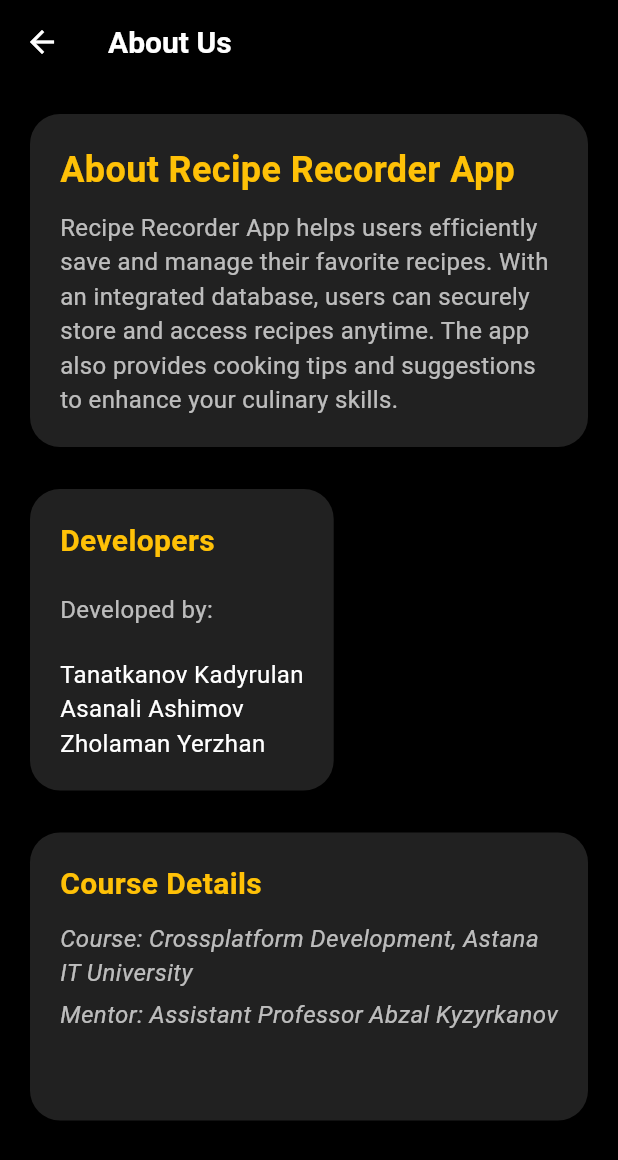
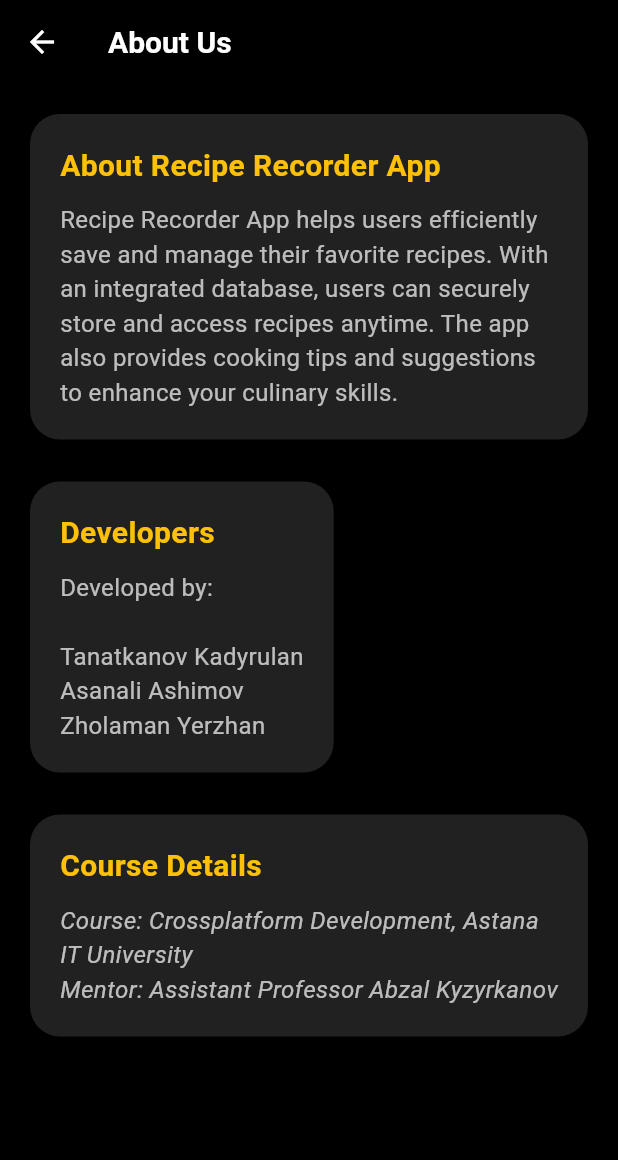
Before and after one commit to ElectroJK/recipe_recorder_app, a Flutter app: the AboutPage screen opened directly, on a phone screen of 412 x 824 dp. Shown: the top 1160 px of the screen. Run offline on Flutter 3.47's test engine with Material 3 defaults, Android fonts, the phone set to English and light mode, and no system bars; network calls fail.

Commit message:
changed directories and minor fixes

```diff
--- a/lib/aboutUs/aboutus.dart
+++ b/lib/aboutUs/aboutus.dart
@@ -18,119 +18,76 @@
       ),
       body: Padding(
         padding: const EdgeInsets.all(16.0),
+        child: SingleChildScrollView(
           child: Column(
             crossAxisAlignment: CrossAxisAlignment.start,
             children: [
-            Container(
-              constraints: BoxConstraints(minHeight: 200),
-              child: Card(
+              AboutCard(
+                title: "About Recipe Recorder App",
+                content:
+                    "Recipe Recorder App helps users efficiently save and manage their favorite recipes. "
+                    "With an integrated database, users can securely store and access recipes anytime. "
+                    "The app also provides cooking tips and suggestions to enhance your culinary skills.",
+              ),
+              const SizedBox(height: 20),
+              AboutCard(
+                title: "Developers",
+                content:
+                    "Developed by:\n\nTanatkanov Kadyrulan\nAsanali Ashimov\nZholaman Yerzhan",
+              ),
+              const SizedBox(height: 20),
+              AboutCard(
+                title: "Course Details",
+                content:
+                    "Course: Crossplatform Development, Astana IT University\n"
+                    "Mentor: Assistant Professor Abzal Kyzyrkanov",
+                isItalic: true,
+              ),
+            ],
+          ),
+        ),
+      ),
+    );
+  }
+}
+
+class AboutCard extends StatelessWidget {
+  final String title;
+  final String content;
+  final bool isItalic;
+
+  const AboutCard({
+    super.key,
+    required this.title,
+    required this.content,
+    this.isItalic = false,
+  });
+
+  @override
+  Widget build(BuildContext context) {
+    return Card(
       color: Colors.grey[900],
-                shape: RoundedRectangleBorder(
-                  borderRadius: BorderRadius.circular(20),
-                ),
+      shape: RoundedRectangleBorder(borderRadius: BorderRadius.circular(20)),
       child: Padding(
         padding: const EdgeInsets.all(20.0),
         child: Column(
           crossAxisAlignment: CrossAxisAlignment.start,
           children: [
-                      const Text(
-                        "About Recipe Recorder App",
-                        style: TextStyle(
-                          fontSize: 24,
-                          fontWeight: FontWeight.bold,
-                          color: Colors.amber,
-                        ),
-                      ),
-                      const SizedBox(height: 10),
-                      const Text(
-                        "Recipe Recorder App helps users efficiently save and manage their favorite recipes. "
-                        "With an integrated database, users can securely store and access recipes anytime. "
-                        "The app also provides cooking tips and suggestions to enhance your culinary skills.",
-                        style: TextStyle(fontSize: 16, color: Colors.white70),
-                      ),
-                    ],
-                  ),
-                ),
-              ),
-            ),
-            const SizedBox(height: 20),
-            Container(
-              constraints: BoxConstraints(minHeight: 200),
-              child: Card(
-                color: Colors.grey[900],
-                shape: RoundedRectangleBorder(
-                  borderRadius: BorderRadius.circular(20),
-                ),
-                child: Padding(
-                  padding: const EdgeInsets.all(20.0),
-                  child: Column(
-                    crossAxisAlignment: CrossAxisAlignment.start,
-                    children: [
-                      const Text(
-                        "Developers",
-                        style: TextStyle(
-                          fontSize: 20,
-                          fontWeight: FontWeight.bold,
-                          color: Colors.amber,
-                        ),
-                      ),
-                      const SizedBox(height: 20),
-                      const Text(
-                        "Developed by:",
-                        style: TextStyle(fontSize: 16, color: Colors.white70),
-                      ),
-                      const SizedBox(height: 20),
-                      const Text(
-                        "Tanatkanov Kadyrulan\nAsanali Ashimov\nZholaman Yerzhan",
-                        style: TextStyle(fontSize: 16, color: Colors.white),
-                      ),
-                    ],
-                  ),
-                ),
-              ),
-            ),
-            const SizedBox(height: 20),
-            Container(
-              constraints: BoxConstraints(minHeight: 200),
-              child: Card(
-                color: Colors.grey[900],
-                shape: RoundedRectangleBorder(
-                  borderRadius: BorderRadius.circular(20),
-                ),
-                child: Padding(
-                  padding: const EdgeInsets.all(20.0),
-                  child: Column(
-                    crossAxisAlignment: CrossAxisAlignment.start,
-                    children: [
-                      const Text(
-                        "Course Details",
-                        style: TextStyle(
+            Text(
+              title,
+              style: const TextStyle(
                 fontSize: 20,
                 fontWeight: FontWeight.bold,
                 color: Colors.amber,
               ),
             ),
             const SizedBox(height: 10),
-                      const Text(
-                        "Course: Crossplatform Development, Astana IT University",
+            Text(
+              content,
               style: TextStyle(
                 fontSize: 16,
                 color: Colors.white70,
-                          fontStyle: FontStyle.italic,
-                        ),
-                      ),
-                      const SizedBox(height: 5),
-                      const Text(
-                        "Mentor: Assistant Professor Abzal Kyzyrkanov",
-                        style: TextStyle(
-                          fontSize: 16,
-                          color: Colors.white70,
-                          fontStyle: FontStyle.italic,
-                        ),
-                      ),
-                    ],
-                  ),
-                ),
+                fontStyle: isItalic ? FontStyle.italic : FontStyle.normal,
               ),
             ),
           ],
```
Lines whose indentation alone changed are shown as unchanged.
